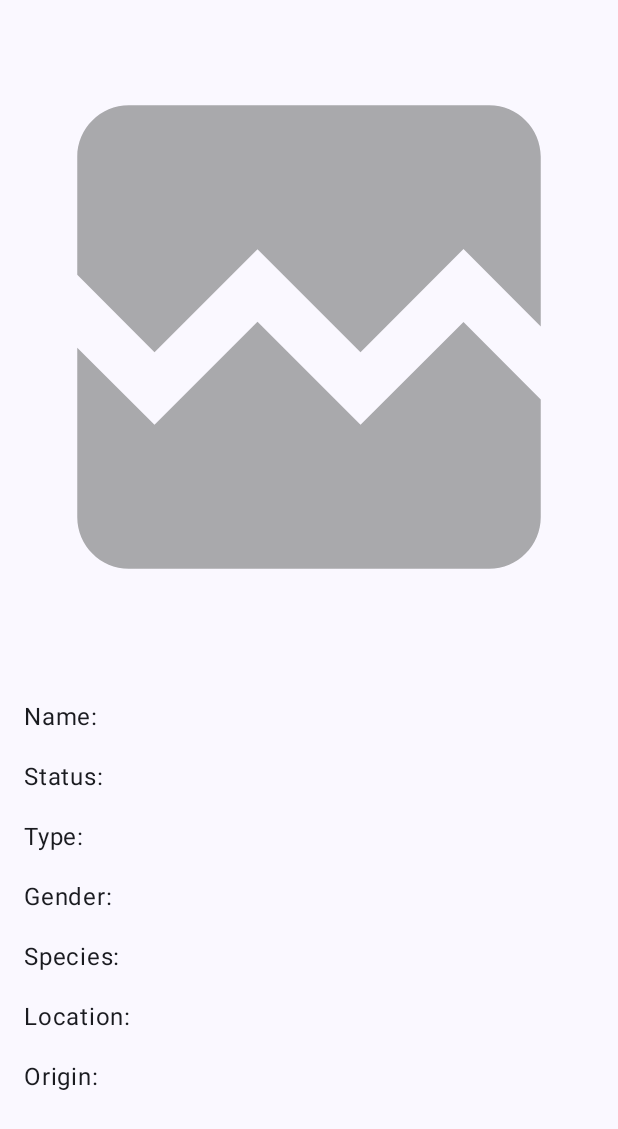
After one commit to fmaestre98/RickAndMortyGraphqJetpackCompose, an Android app built with Jetpack Compose: the composable CharacterDetails shown on its own in the app's theme, on a phone screen of 412 x 824 dp. The commit adds this screen. Shown: the top 1129 px of the screen. Run offline under Robolectric (Android 15) with nearby library versions, the phone set to English and light mode, and no system bars; pictures from the network do not load; 2 statements that could not run were skipped.

Commit message:
added DI with dagger hilt,drawables resources,and view model logic

```diff
--- a/app/build.gradle
+++ b/app/build.gradle
@@ -12,6 +12,7 @@ apollo {
     service("service") {
 
         packageName.set("com.example")
+        generateOptionalOperationVariables.set(false)
 
     }
 
--- a/app/src/main/AndroidManifest.xml
+++ b/app/src/main/AndroidManifest.xml
@@ -2,7 +2,10 @@
 <manifest xmlns:android="http://schemas.android.com/apk/res/android"
     xmlns:tools="http://schemas.android.com/tools">
 
+    <uses-permission android:name="android.permission.INTERNET"/>
+
     <application
+        android:name=".CharactersApp"
         android:allowBackup="true"
         android:dataExtractionRules="@xml/data_extraction_rules"
         android:fullBackupContent="@xml/backup_rules"
--- a/app/src/main/java/com/example/rickandmortygraphqlapi/data/CharacterMapper.kt
+++ b/app/src/main/java/com/example/rickandmortygraphqlapi/data/CharacterMapper.kt
@@ -9,6 +9,7 @@ import com.example.rickandmortygraphqlapi.domain.SimpleCharacter
 
 fun CharacterDetailsQuery.Character.toDetailsCharacter():DetailsCharacter{
     return DetailsCharacter(
+        id=id,
         name=name,
         image=image,
         gender = gender,
@@ -22,6 +23,7 @@ fun CharacterDetailsQuery.Character.toDetailsCharacter():DetailsCharacter{
 
 fun CharactersQuery.Result.toSimpleCharacter():SimpleCharacter{
     return SimpleCharacter(
+        id=id,
         name=name,
         status = status,
         image = image
--- a/app/src/main/java/com/example/rickandmortygraphqlapi/domain/CharacterClient.kt
+++ b/app/src/main/java/com/example/rickandmortygraphqlapi/domain/CharacterClient.kt
@@ -1,10 +1,10 @@
 package com.example.rickandmortygraphqlapi.domain
 
-import com.apollographql.apollo3.api.Optional
+
 
 interface CharacterClient {
 
-    suspend fun getCharacters(page:Optional<Int?>):CharactersResults
+    suspend fun getCharacters(page:Int):CharactersResults
     suspend fun getDetailsCharacter(id:String):DetailsCharacter
 
 
--- a/app/src/main/java/com/example/rickandmortygraphqlapi/domain/CharactersResults.kt
+++ b/app/src/main/java/com/example/rickandmortygraphqlapi/domain/CharactersResults.kt
@@ -2,4 +2,4 @@ package com.example.rickandmortygraphqlapi.domain
 
 data class CharactersResults(val info: Info,val results:List<SimpleCharacter?>)
 
-data class Info(val pages:Int?,val count:Int?,val next:Int?)
+data class Info(val pages:Int?=0,val count:Int?=0,val next:Int?=0)
--- a/app/src/main/java/com/example/rickandmortygraphqlapi/domain/DetailsCharacter.kt
+++ b/app/src/main/java/com/example/rickandmortygraphqlapi/domain/DetailsCharacter.kt
@@ -1,12 +1,13 @@
 package com.example.rickandmortygraphqlapi.domain
 
 data class DetailsCharacter(
-    val name: String?,
-    val image: String?,
-    val status: String?,
-    val species: String?,
-    val type: String?,
-    val gender: String?,
-    val location: String?,
-    val origin: String?
+    val id:String?="",
+    val name: String? = "",
+    val image: String? = "",
+    val status: String? = "",
+    val species: String? = "",
+    val type: String? = "",
+    val gender: String? = "",
+    val location: String? = "",
+    val origin: String? = ""
 )
--- a/app/src/main/java/com/example/rickandmortygraphqlapi/domain/GetCharacterUseCase.kt
+++ b/app/src/main/java/com/example/rickandmortygraphqlapi/domain/GetCharactersUseCase.kt
@@ -1,11 +1,11 @@
 package com.example.rickandmortygraphqlapi.domain
-import com.apollographql.apollo3.api.Optional
 
-class GetCharacterUseCase(
+
+class GetCharactersUseCase(
     private val characterClient: CharacterClient
 ) {
 
-    suspend fun execute(page:Optional<Int>): CharactersResults {
+    suspend fun execute(page:Int): CharactersResults {
         return characterClient.getCharacters(page)
     }
 
--- a/app/src/main/java/com/example/rickandmortygraphqlapi/domain/SimpleCharacter.kt
+++ b/app/src/main/java/com/example/rickandmortygraphqlapi/domain/SimpleCharacter.kt
@@ -1,6 +1,7 @@
 package com.example.rickandmortygraphqlapi.domain
 
 data class SimpleCharacter(
+    val id:String?,
     val name: String?,
     val status: String?,
     val image: String?
--- /dev/null
+++ b/app/src/main/java/com/example/rickandmortygraphqlapi/presentation/CharacterDetails.kt
@@ -0,0 +1,59 @@
+package com.example.rickandmortygraphqlapi.presentation
+
+import androidx.compose.foundation.layout.Column
+import androidx.compose.foundation.layout.Spacer
+import androidx.compose.foundation.layout.aspectRatio
+import androidx.compose.foundation.layout.fillMaxWidth
+import androidx.compose.foundation.layout.height
+import androidx.compose.foundation.layout.padding
+import androidx.compose.material3.Text
+import androidx.compose.runtime.Composable
+import androidx.compose.ui.Alignment
+import androidx.compose.ui.Modifier
+import androidx.compose.ui.platform.LocalContext
+import androidx.compose.ui.res.painterResource
+import androidx.compose.ui.res.stringResource
+import androidx.compose.ui.unit.dp
+import coil.compose.AsyncImage
+import coil.request.ImageRequest
+import com.example.rickandmortygraphqlapi.R
+import com.example.rickandmortygraphqlapi.domain.DetailsCharacter
+
+@Composable
+fun CharacterDetails(modifier: Modifier= Modifier,detailsCharacter: DetailsCharacter) {
+    Column(horizontalAlignment = Alignment.CenterHorizontally) {
+        AsyncImage(
+            modifier = Modifier
+                .fillMaxWidth()
+                .height(450.dp)
+                .aspectRatio(1f),
+            model = ImageRequest.Builder(context = LocalContext.current)
+                .data(detailsCharacter?.image)
+                .crossfade(true)
+                .build(),
+            contentDescription = stringResource(R.string.image_description),
+            error = painterResource(R.drawable.ic_broken_image),
+            placeholder = painterResource(R.drawable.loading_img)
+        )
+        Column(horizontalAlignment = Alignment.Start, modifier = Modifier
+            .fillMaxWidth()
+            .padding(16.dp)) {
+            Text(text = "Name: "+detailsCharacter.name)
+            Spacer(modifier = Modifier.height(16.dp))
+            Text(text = "Status: "+detailsCharacter.status)
+            Spacer(modifier = Modifier.height(16.dp))
+            Text(text = "Type: "+detailsCharacter.type)
+            Spacer(modifier = Modifier.height(16.dp))
+            Text(text = "Gender: "+detailsCharacter.gender)
+            Spacer(modifier = Modifier.height(16.dp))
+            Text(text = "Species: "+detailsCharacter.species)
+            Spacer(modifier = Modifier.height(16.dp))
+            Text(text = "Location: "+detailsCharacter.location)
+            Spacer(modifier = Modifier.height(16.dp))
+            Text(text = "Origin: "+detailsCharacter.origin)
+            Spacer(modifier = Modifier.height(16.dp))
+
+        }
+
+    }
+}
--- /dev/null
+++ b/app/src/main/res/drawable/ic_broken_image.xml
@@ -0,0 +1,25 @@
+<!--
+  Copyright (C) 2022 The Android Open Source Project
+
+  Licensed under the Apache License, Version 2.0 (the "License");
+  you may not use this file except in compliance with the License.
+  You may obtain a copy of the License at
+
+       http://www.apache.org/licenses/LICENSE-2.0
+
+  Unless required by applicable law or agreed to in writing, software
+  distributed under the License is distributed on an "AS IS" BASIS,
+  WITHOUT WARRANTIES OR CONDITIONS OF ANY KIND, either express or implied.
+  See the License for the specific language governing permissions and
+  limitations under the License.
+  -->
+<vector xmlns:android="http://schemas.android.com/apk/res/android"
+    android:width="24dp"
+    android:height="24dp"
+    android:tint="#A9A9AC"
+    android:viewportWidth="24.0"
+    android:viewportHeight="24.0">
+    <path
+        android:fillColor="#FF000000"
+        android:pathData="M21,5v6.59l-3,-3.01 -4,4.01 -4,-4 -4,4 -3,-3.01L3,5c0,-1.1 0.9,-2 2,-2h14c1.1,0 2,0.9 2,2zM18,11.42l3,3.01L21,19c0,1.1 -0.9,2 -2,2L5,21c-1.1,0 -2,-0.9 -2,-2v-6.58l3,2.99 4,-4 4,4 4,-3.99z" />
+</vector>
--- /dev/null
+++ b/app/src/main/res/drawable/loading_img.xml
@@ -0,0 +1,94 @@
+<?xml version="1.0" encoding="utf-8"?>
+<!--
+  Copyright (C) 2022 The Android Open Source Project
+
+  Licensed under the Apache License, Version 2.0 (the "License");
+  you may not use this file except in compliance with the License.
+  You may obtain a copy of the License at
+
+       http://www.apache.org/licenses/LICENSE-2.0
+
+  Unless required by applicable law or agreed to in writing, software
+  distributed under the License is distributed on an "AS IS" BASIS,
+  WITHOUT WARRANTIES OR CONDITIONS OF ANY KIND, either express or implied.
+  See the License for the specific language governing permissions and
+  limitations under the License.
+  -->
+<vector xmlns:android="http://schemas.android.com/apk/res/android"
+    android:width="24dp"
+    android:height="24dp"
+    android:viewportWidth="72"
+    android:viewportHeight="72">
+    <path
+        android:fillColor="#cccccf"
+        android:pathData="M36.06,28.92L36.06,32.18"
+        android:strokeWidth="1"
+        android:strokeColor="#e7e7e7"
+        android:strokeLineCap="round" />
+    <path
+        android:fillColor="#c8c8cc"
+        android:pathData="M39.45,29.88L37.82,32.71"
+        android:strokeWidth="1"
+        android:strokeColor="#cacaca"
+        android:strokeLineCap="round" />
+    <path
+        android:fillColor="#bbbbbe"
+        android:pathData="M42.12,32.32L39.3,33.95"
+        android:strokeWidth="1"
+        android:strokeColor="#cdcdcd"
+        android:strokeLineCap="round" />
+    <path
+        android:fillColor="#b2b2b7"
+        android:pathData="M39.8,35.98L43.06,35.98"
+        android:strokeWidth="1"
+        android:strokeColor="#cbcbcb"
+        android:strokeLineCap="round" />
+    <path
+        android:fillColor="#d0d0d4"
+        android:pathData="M32.77,29.99L34.4,32.81"
+        android:strokeWidth="1"
+        android:strokeColor="#ededed"
+        android:strokeLineCap="round" />
+    <path
+        android:fillColor="#949497"
+        android:pathData="M30.1,32.42L32.92,34.05"
+        android:strokeWidth="1"
+        android:strokeColor="#525252"
+        android:strokeLineCap="round" />
+    <path
+        android:fillColor="#97979b"
+        android:pathData="M32.42,35.98L29.16,35.98"
+        android:strokeWidth="1"
+        android:strokeColor="#6e6e6e"
+        android:strokeLineCap="round" />
+    <path
+        android:fillColor="#a8a8ac"
+        android:pathData="M36.06,43.08L36.06,39.82"
+        android:strokeWidth="1"
+        android:strokeColor="#a0a0a0"
+        android:strokeLineCap="round" />
+    <path
+        android:fillColor="#cacaca"
+        android:pathData="M39.7,41.99L38.07,39.16"
+        android:strokeWidth="1"
+        android:strokeColor="#cacaca"
+        android:strokeLineCap="round" />
+    <path
+        android:fillColor="#b6b6ba"
+        android:pathData="M42.19,39.4L39.37,37.77"
+        android:strokeWidth="1"
+        android:strokeColor="#ccc"
+        android:strokeLineCap="round" />
+    <path
+        android:fillColor="#a1a1a5"
+        android:pathData="M32.46,41.98L34.09,39.16"
+        android:strokeWidth="1"
+        android:strokeColor="#909090"
+        android:strokeLineCap="round" />
+    <path
+        android:fillColor="#9d9da0"
+        android:pathData="M29.85,39.4L32.67,37.77"
+        android:strokeWidth="1"
+        android:strokeColor="#7a7a7a"
+        android:strokeLineCap="round" />
+</vector>
--- a/app/src/main/res/values/strings.xml
+++ b/app/src/main/res/values/strings.xml
@@ -1,3 +1,7 @@
 <resources>
     <string name="app_name">RickAndMortyGraphQLApi</string>
+    <string name="image_description">Character Image</string>
+    <string name="loading">Loading....</string>
+    <string name="loading_failed">Internet Error</string>
+    <string name="retry">Retry</string>
 </resources>
```
Also changed, not shown: app/src/main/java/com/example/rickandmortygraphqlapi/CharactersApp.kt (added, +8 -0 lines), app/src/main/java/com/example/rickandmortygraphqlapi/MainActivity.kt (+60 -14 lines), app/src/main/java/com/example/rickandmortygraphqlapi/data/ApolloCharacterClient.kt (+4 -7 lines), app/src/main/java/com/example/rickandmortygraphqlapi/di/AppModule.kt (added, +44 -0 lines), app/src/main/java/com/example/rickandmortygraphqlapi/presentation/CharacterViewModel.kt (added, +86 -0 lines), app/src/main/java/com/example/rickandmortygraphqlapi/presentation/CharactersScreen.kt (added, +139 -0 lines), app/src/main/res/drawable/ic_connection_error.xml (added, +25 -0 lines), 1 other file.
